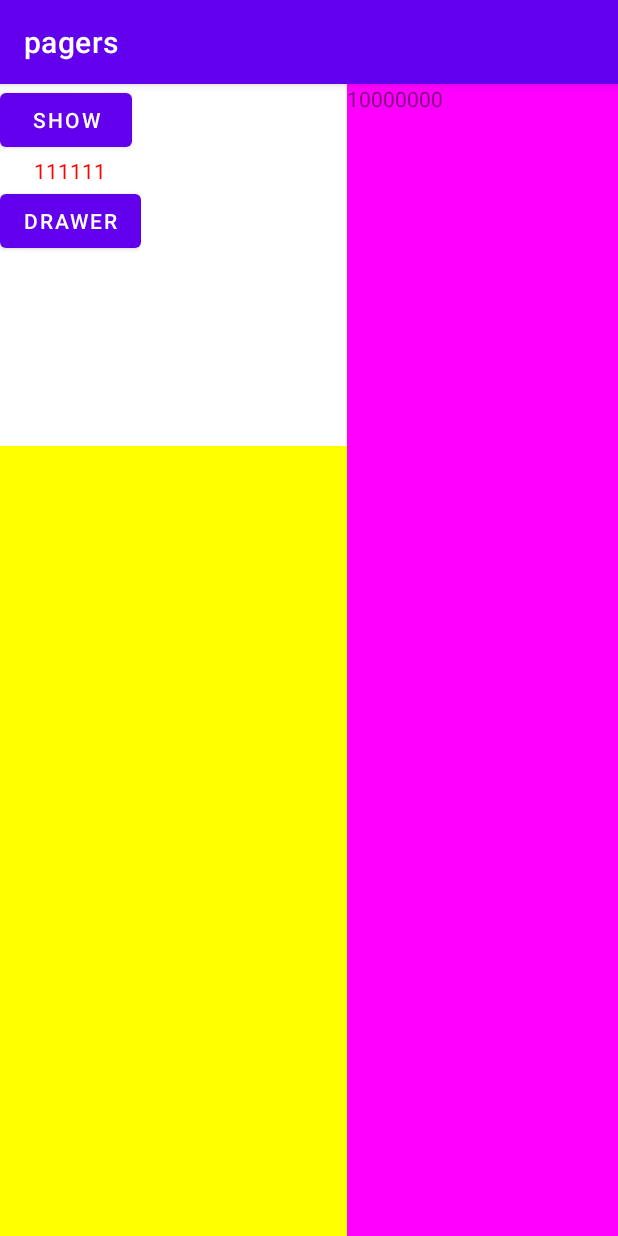
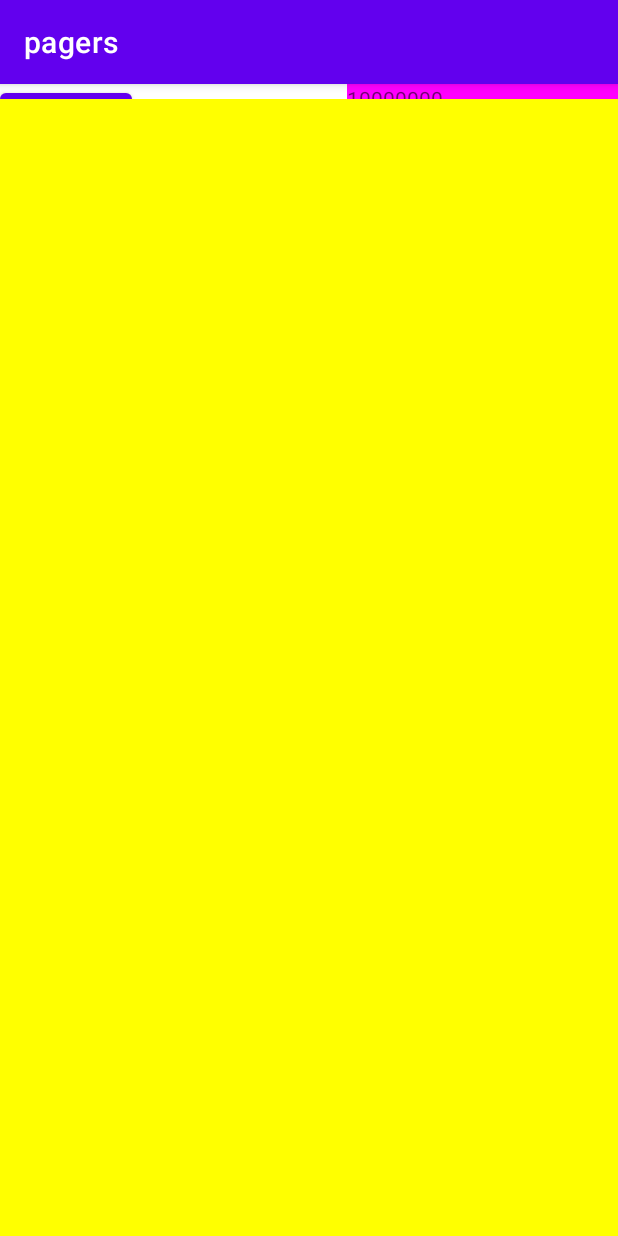
Before and after one commit to Chaoyang0201/-Playgroud, an Android app: the screen it shows after launch (MainActivity), after a tap on "SHOW", on a phone screen of 412 x 824 dp. Run offline under Robolectric (Android 15) with nearby library versions, the phone set to English and light mode, and no system bars.

```diff
--- a/app/src/main/java/cool/chaoyang/sample/pagers/behavior/DrawerBehavior.java
+++ b/app/src/main/java/cool/chaoyang/sample/pagers/behavior/DrawerBehavior.java
@@ -512,11 +512,16 @@ public class DrawerBehavior<V extends View> extends CoordinatorLayout.Behavior<V
       return true;
     }
 
+
+    if (action == MotionEvent.ACTION_MOVE && Math.abs(initialX - event.getX()) > viewDragHelper.getTouchSlop()){
+      return true;
+    }
+
     // We have to handle cases that the ViewDragHelper does not capture the bottom sheet because
     // it is not the top most view of its parent. This is not necessary when the touch event is
     // happening over the scrolling content as nested scrolling logic handles that case.
     View scroll = nestedScrollingChildRef != null ? nestedScrollingChildRef.get() : null;
-    return true || action == MotionEvent.ACTION_MOVE
+    return action == MotionEvent.ACTION_MOVE
         && scroll != null
         && !ignoreEvents
         && state != STATE_DRAGGING
--- a/app/src/main/res/layout/activity_main.xml
+++ b/app/src/main/res/layout/activity_main.xml
@@ -45,14 +45,8 @@
         </LinearLayout>
     </androidx.core.widget.NestedScrollView>
 
-    <FrameLayout
-        android:id="@+id/bottomSheet"
-        android:layout_width="match_parent"
-        android:layout_height="match_parent"
-        android:layout_marginTop="10dp"
-        android:background="#FF0"
-        app:behavior_hideable="true"
-        app:layout_behavior=".behavior.BottomSheetBehavior" />
+
+    <!-- 确保behaviors的顺序，影响到手势处理    -->
 
     <FrameLayout
         android:id="@+id/rightDrawer"
@@ -69,4 +63,14 @@
             android:text="10000000" />
     </FrameLayout>
 
+
+    <FrameLayout
+        android:id="@+id/bottomSheet"
+        android:layout_width="match_parent"
+        android:layout_height="match_parent"
+        android:layout_marginTop="10dp"
+        android:background="#FF0"
+        app:behavior_hideable="true"
+        app:layout_behavior=".behavior.BottomSheetBehavior" />
+
 </androidx.coordinatorlayout.widget.CoordinatorLayout>
```
